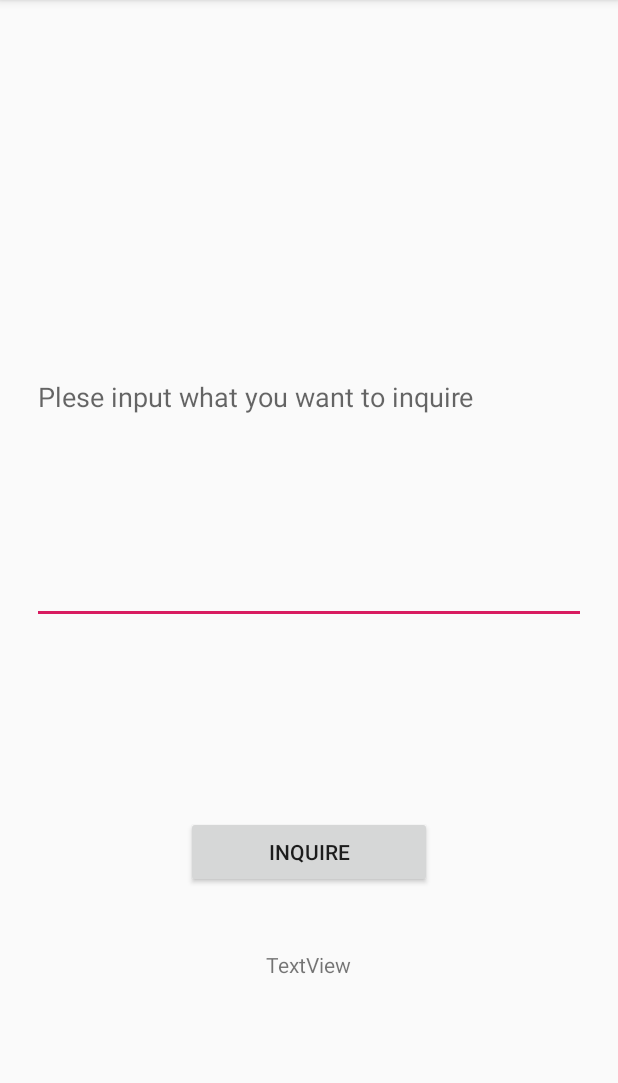
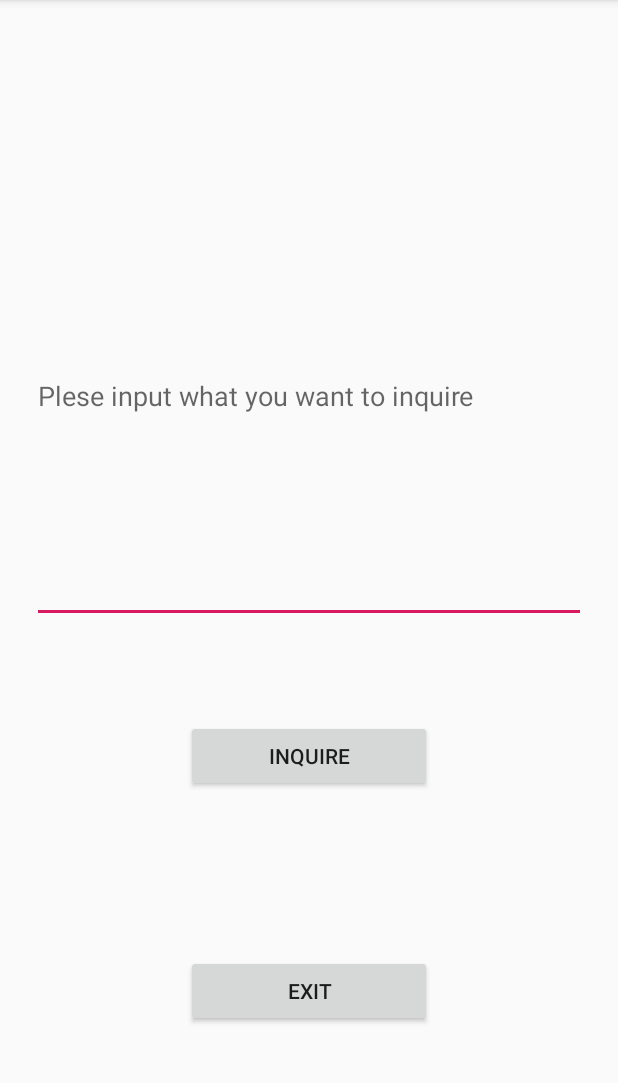
Before and after one commit to CNife/totem-android, an Android app: the screen it shows after launch (MainActivity), on a phone screen of 412 x 824 dp, the part 84-1167 px from its top. Run offline under Robolectric (Android 15) with nearby library versions, the phone set to English and light mode, and no system bars.

```diff
--- a/app/src/main/java/drz/oddb/MainActivity.java
+++ b/app/src/main/java/drz/oddb/MainActivity.java
@@ -2,12 +2,15 @@ package drz.oddb;
 
 import android.content.DialogInterface;
 import android.content.Intent;
+import android.support.constraint.ConstraintLayout;
 import android.support.v7.app.AlertDialog;
 import android.support.v7.app.AppCompatActivity;
 import android.os.Bundle;
+import android.view.KeyEvent;
 import android.view.View;
 import android.widget.Button;
 import android.widget.EditText;
+import android.widget.RelativeLayout;
 import android.widget.TextView;
 
 import drz.oddb.Transaction.TransAction;
@@ -32,12 +35,22 @@ public class MainActivity extends AppCompatActivity {
         startService(intent);
 
         //查询按钮
-        Button button = (Button) findViewById(R.id.button);
-        editText = (EditText) findViewById(R.id.edit_text);
+        Button button = findViewById(R.id.button);
+        editText = findViewById(R.id.edit_text);
         button.setOnClickListener(new View.OnClickListener() {
             @Override
             public void onClick(View v) {
                 trans.query(editText.getText().toString());
+                startActivity(new Intent(("android.intent.action.PRINTRST")));
+            }
+        });
+
+        //退出按钮
+        Button exit_button = findViewById(R.id.exit_button);
+        exit_button.setOnClickListener(new View.OnClickListener() {
+            @Override
+            public void onClick(View v) {
+                showexitdialog(v);
             }
         });
     }
@@ -72,4 +85,44 @@ public class MainActivity extends AppCompatActivity {
         }
     }
     */
+
+    //点击exit_button退出程序
+    public void showexitdialog(View v){
+        //定义一个新对话框对象
+        AlertDialog.Builder exit_dialog = new AlertDialog.Builder(this);
+        //设置对话框提示内容
+        exit_dialog.setMessage("Do you want to save it before exiting the program?");
+        //定义对话框两个按钮及接受事件
+        exit_dialog.setPositiveButton("YES", new DialogInterface.OnClickListener() {
+            @Override
+            public void onClick(DialogInterface dialog, int which) {
+                //保存
+
+                //退出
+                android.os.Process.killProcess(android.os.Process.myPid());
+
+            }
+        });
+        exit_dialog.setNegativeButton("NO", new DialogInterface.OnClickListener() {
+            @Override
+            public void onClick(DialogInterface dialog, int which) {
+                //退出
+                android.os.Process.killProcess(android.os.Process.myPid());
+
+            }
+        });
+        //创建并显示对话框
+        AlertDialog exit_dialog0 = exit_dialog.create();
+        exit_dialog0.show();
+
+    }
+    /*@Override
+    public boolean onKeyDown(int keyCode, KeyEvent event) {
+        if (keyCode == KeyEvent.KEYCODE_BACK) {
+            moveTaskToBack(true);
+            return true;
+        }
+        return super.onKeyDown(keyCode, event);
+    }*/
+
 }
--- a/app/src/main/res/layout/activity_main.xml
+++ b/app/src/main/res/layout/activity_main.xml
@@ -2,6 +2,7 @@
 <android.support.constraint.ConstraintLayout xmlns:android="http://schemas.android.com/apk/res/android"
     xmlns:app="http://schemas.android.com/apk/res-auto"
     xmlns:tools="http://schemas.android.com/tools"
+    android:id="@+id/main"
     android:layout_width="match_parent"
     android:layout_height="match_parent"
     android:visibility="visible"
@@ -14,10 +15,10 @@
         android:layout_marginStart="21dp"
         android:layout_marginTop="113dp"
         android:layout_marginEnd="21dp"
-        android:layout_marginBottom="128dp"
+        android:layout_marginBottom="221dp"
         android:hint="Plese input what you want to inquire"
         android:maxLines="3"
-        app:layout_constraintBottom_toTopOf="@+id/button"
+        app:layout_constraintBottom_toTopOf="@+id/exit_button"
         app:layout_constraintEnd_toEndOf="parent"
         app:layout_constraintStart_toStartOf="parent"
         app:layout_constraintTop_toTopOf="parent" />
@@ -33,18 +34,15 @@
         app:layout_constraintStart_toStartOf="parent"
         app:layout_constraintTop_toBottomOf="@+id/edit_text" />
 
-    <TextView
-        android:id="@+id/text_view"
-        android:layout_width="148dp"
-        android:layout_height="45dp"
-        android:layout_marginStart="163dp"
-        android:layout_marginTop="41dp"
-        android:layout_marginEnd="73dp"
-        android:layout_marginBottom="90dp"
-        android:text="TextView"
+    <Button
+        android:id="@+id/exit_button"
+        android:layout_width="164dp"
+        android:layout_height="wrap_content"
+        android:layout_marginBottom="83dp"
+        android:text="EXIT"
         app:layout_constraintBottom_toBottomOf="parent"
         app:layout_constraintEnd_toEndOf="parent"
         app:layout_constraintStart_toStartOf="parent"
-        app:layout_constraintTop_toBottomOf="@+id/button" />
+        app:layout_constraintTop_toBottomOf="@+id/edit_text" />
 
 </android.support.constraint.ConstraintLayout>
```
